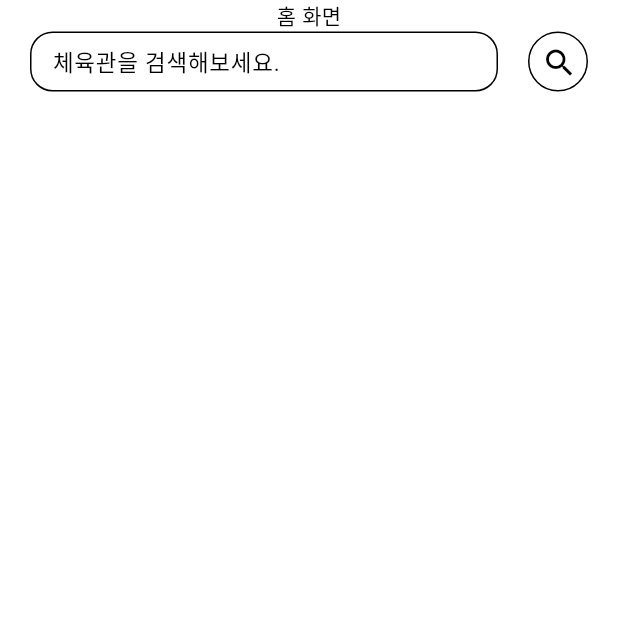
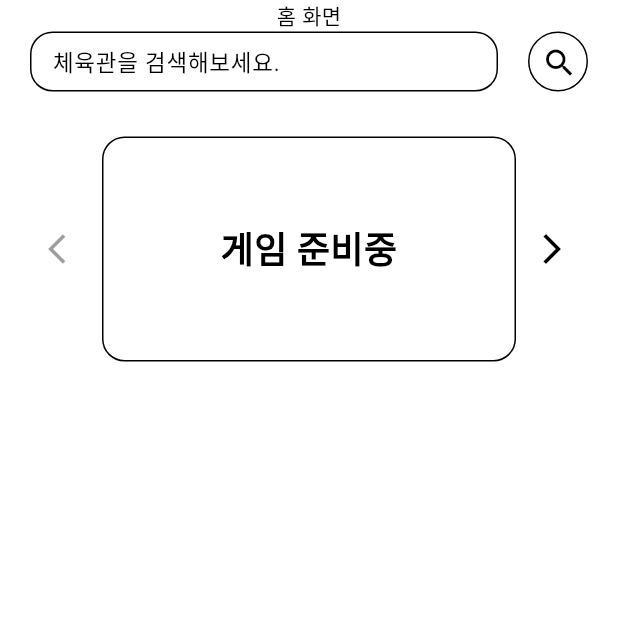
Before and after one commit to lee-giho/King_of_table_tennis_front, a Flutter app: the HomeScreen screen opened directly, on a phone screen of 412 x 824 dp, the top half of it. Run offline on Flutter 3.47's test engine with Material 3 defaults, Android fonts, the phone set to English and light mode, and no system bars; our stand-ins replace cookie_jar, dio, dio_cookie_manager, flutter_dotenv, flutter_secure_storage, fluttertoast and 2 more; missing offline and left inert: flutter_webrtc, stomp_dart_client; accounts and stored records are empty; network calls fail.

Commit message:
home 화면에서 가장 가까운 경기를 간단하게 볼 수 있도록 GamePreviewTile을 만듦 / 페이징을 통해 한 경기씩 넘겨가며 볼 수 있게 함 / PageResponse를 통해 DTO를 감싸서 백엔드에서 PageResponse로 오는 데이터를 처리함

```diff
--- a/lib/api/game_api.dart
+++ b/lib/api/game_api.dart
@@ -116,3 +116,21 @@ Future<http.Response> getGameDetailInfo(String gameInfoId) async {
 
   return response;
 }
+
+Future<http.Response> getGameDetailInfoByPage(int page, int size) async {
+  String? accessToken = await SecureStorage.getAccessToken();
+
+  // .env에서 서버 URL 가져오기
+  final apiAddress = Uri.parse("${dotenv.get("API_ADDRESS")}/api/game/detailInfo/latest/687fcc0773c25268cad7d768?page=$page&size=$size");
+  final headers = {
+    'Authorization': 'Bearer ${accessToken}',
+    'Content-Type': 'application/json'
+  };
+
+  final response = await http.get(
+    apiAddress,
+    headers: headers
+  );
+
+  return response;
+}
--- /dev/null
+++ b/lib/model/page_response.dart
@@ -0,0 +1,30 @@
+class PageResponse<T> {
+  final List<T> content;
+  final int totalPages;
+  final int totalElements;
+  final int pageNumber;
+  final int pageSize;
+
+  PageResponse({
+    required this.content,
+    required this.totalPages,
+    required this.totalElements,
+    required this.pageNumber,
+    required this.pageSize
+  });
+
+  factory PageResponse.fromJson(
+    Map<String, dynamic> json,
+    T Function(Map<String, dynamic>) fromJsonT
+  ) {
+    return PageResponse<T>(
+      content: (json['content'] as List<dynamic>)
+        .map((item) => fromJsonT(item as Map<String, dynamic>))
+        .toList(),
+      totalPages: json['totalPages'],
+      totalElements: json['totalElements'],
+      pageNumber: json['pageNumber'],
+      pageSize: json['pageSize']
+    );
+  }
+}
--- a/lib/screen/home_screen.dart
+++ b/lib/screen/home_screen.dart
@@ -1,5 +1,13 @@
+import 'dart:developer';
+
 import 'package:flutter/material.dart';
+import 'dart:convert';
+import 'package:king_of_table_tennis/api/game_api.dart';
+import 'package:king_of_table_tennis/model/game_detail_info_dto.dart';
+import 'package:king_of_table_tennis/model/page_response.dart';
 import 'package:king_of_table_tennis/screen/search_table_tennis_court_screen.dart';
+import 'package:king_of_table_tennis/util/apiRequest.dart';
+import 'package:king_of_table_tennis/widget/gamePreviewTile.dart';
 
 class HomeScreen extends StatefulWidget {
   const HomeScreen({super.key});
@@ -13,6 +21,40 @@ class _HomeScreenState extends State<HomeScreen> {
   var searchKeywordController = TextEditingController();
 
   FocusNode searchKeywordFocus = FocusNode();
+
+  int gamePage = 0;
+  int gamePageSize = 1;
+  int gameTotalPages = 0;
+
+  GameDetailInfoDTO? gameDetailInfoDTO;
+
+  @override
+  void initState() {
+    super.initState();
+
+    handleGetGameDetailInfoByPage(gamePage, gamePageSize);
+  }
+
+  void handleGetGameDetailInfoByPage(int page, int size) async {
+    final response = await apiRequest(() => getGameDetailInfoByPage(page, size), context);
+
+    if (response.statusCode == 200) {
+      final data = json.decode(response.body);
+      final pageResponse = PageResponse<GameDetailInfoDTO>.fromJson(
+        data,
+        (json) => GameDetailInfoDTO.fromJson(json)
+      );
+
+      setState(() {
+        gameDetailInfoDTO = pageResponse.content[0];
+        gameTotalPages = pageResponse.totalPages;
+      });
+
+      print(gameTotalPages);
+    } else {
+      log("경기 정보 가져오기 실패");
+    }
+  }
 
   @override
   Widget build(BuildContext context) {
@@ -28,7 +70,7 @@ class _HomeScreenState extends State<HomeScreen> {
             child: Column(
               children: [
                 Center(child: Text("홈 화면")),
-                Row(
+                Row( // 검색바
                   children: [
                     Expanded(
                       child: Container(
@@ -111,6 +153,34 @@ class _HomeScreenState extends State<HomeScreen> {
                       ),
                     )
                   ],
+                ),
+                SizedBox(height: 30),
+                Row(
+                  children: [
+                    IconButton(
+                      onPressed: gamePage == 0
+                        ? null
+                        : () {
+                            handleGetGameDetailInfoByPage(--gamePage, gamePageSize);
+                          },
+                      icon: Icon(
+                        Icons.arrow_back_ios
+                      )
+                    ),
+                    GamePreviewTile(
+                      gameDetailInfoDTO: gameDetailInfoDTO
+                    ),
+                    IconButton(
+                      onPressed: gamePage+1 == gameTotalPages
+                        ? null
+                        : () {
+                            handleGetGameDetailInfoByPage(++gamePage, gamePageSize);
+                          },
+                      icon: Icon(
+                        Icons.arrow_forward_ios
+                      )
+                    )
+                  ],
                 )
               ],
             ),
--- /dev/null
+++ b/lib/widget/gamePreviewTile.dart
@@ -0,0 +1,171 @@
+import 'dart:developer';
+
+import 'package:flutter/material.dart';
+import 'dart:convert';
+import 'package:king_of_table_tennis/api/game_api.dart';
+import 'package:king_of_table_tennis/enum/game_state.dart';
+import 'package:king_of_table_tennis/model/game_detail_info_dto.dart';
+import 'package:king_of_table_tennis/util/apiRequest.dart';
+import 'package:king_of_table_tennis/util/intl.dart';
+
+class GamePreviewTile extends StatefulWidget {
+  final GameDetailInfoDTO? gameDetailInfoDTO;
+  const GamePreviewTile({
+    super.key,
+    this.gameDetailInfoDTO
+  });
+
+  @override
+  State<GamePreviewTile> createState() => _GamePreviewTileState();
+}
+
+class _GamePreviewTileState extends State<GamePreviewTile> {
+
+  GameDetailInfoDTO? gameDetailInfo;
+
+  void handleGetGameDetailInfo(String gameInfoId) async {
+    final response = await apiRequest(() => getGameDetailInfo(gameInfoId), context);
+
+    if (response.statusCode == 200) {
+      final data = json.decode(response.body);
+
+      setState(() {
+        gameDetailInfo = GameDetailInfoDTO.fromJson(data);
+      });
+      print(gameDetailInfo!.gameState.state.toKorean);
+    } else {
+      log("경기 정보 가져오기 실패");
+    }
+  }
+
+  @override
+  Widget build(BuildContext context) {
+    return widget.gameDetailInfoDTO != null
+      ? Expanded(
+        child: Container(
+          padding: EdgeInsets.all(8),
+          decoration: BoxDecoration(
+            border: Border.all(color: Colors.black),
+            borderRadius: BorderRadius.circular(15),
+          ),
+          child: Column(
+            crossAxisAlignment: CrossAxisAlignment.center,
+            children: [
+              Row(
+                mainAxisAlignment: MainAxisAlignment.end,
+                children: [
+                  Icon(
+                    widget.gameDetailInfoDTO!.gameState.state == GameState.DOING
+                      ? Icons.cell_tower
+                      : null,
+                    color: Colors.red,
+                  ),
+                  SizedBox(width: 5),
+                  Text(
+                    widget.gameDetailInfoDTO!.gameState.state == GameState.DOING
+                      ? "LIVE"
+                      : "",
+                    style: TextStyle(
+                      fontWeight: FontWeight.bold,
+                      color: Colors.red
+                    ),
+                  ),
+                ],
+              ),
+              Container(
+                margin: EdgeInsets.symmetric(vertical: 20),
+                child: Row(
+                  mainAxisAlignment: MainAxisAlignment.spaceEvenly,
+                  children: [
+                    Expanded(
+                      child: Align(
+                        alignment: Alignment.center,
+                        child: Text(
+                          widget.gameDetailInfoDTO!.defenderInfo.nickName,
+                          style: TextStyle(
+                            fontSize: 20,
+                            fontWeight: FontWeight.bold
+                          ),
+                          overflow: TextOverflow.ellipsis,
+                          maxLines: 1,
+                          softWrap: false
+                        ),
+                      ),
+                    ),
+                    Padding(
+                      padding: const EdgeInsets.all(8.0),
+                      child: Text(
+                        "VS",
+                        style: TextStyle(
+                          fontSize: 16,
+                          fontWeight: FontWeight.bold
+                        ),
+                      ),
+                    ),
+                    Expanded(
+                      child: Align(
+                        alignment: Alignment.center,
+                        child: Text(
+                          widget.gameDetailInfoDTO!.challengerInfo.nickName,
+                          style: TextStyle(
+                            fontSize: 20,
+                            fontWeight: FontWeight.bold
+                          ),
+                          overflow: TextOverflow.ellipsis,
+                          maxLines: 1,
+                          softWrap: false
+                        ),
+                      ),
+                    )
+                  ],
+                ),
+              ),
+              Column(
+                children: [
+                  Row(
+                    children: [
+                      Icon(
+                        Icons.date_range
+                      ),
+                      Text(
+                        formatDateTime(widget.gameDetailInfoDTO!.gameInfo.gameDate)
+                      )
+                    ],
+                  ),
+                  Row(
+                    children: [
+                      Icon(
+                        Icons.location_on
+                      ),
+                      Text(
+                        widget.gameDetailInfoDTO!.gameInfo.place
+                      )
+                    ],
+                  ),
+                ],
+              )
+            ],
+          ),
+        ),
+      )
+    : Expanded(
+      child: Container(
+        padding: EdgeInsets.all(8),
+        decoration: BoxDecoration(
+          border: Border.all(color: Colors.black),
+          borderRadius: BorderRadius.circular(15)
+        ),
+        height: 150,
+        child: Center(
+          child: Text(
+            "게임 준비중",
+            style: TextStyle(
+              fontSize: 24,
+              fontWeight: FontWeight.bold
+            ),
+          ),
+        ),
+      ),
+    );
+  }
+}
--- a/lib/widget/tableTennisCourtTile.dart
+++ b/lib/widget/tableTennisCourtTile.dart
@@ -43,11 +43,13 @@ class _TableTennisCourtTileState extends State<TableTennisCourtTile> {
               Icon(
                 Icons.location_on
               ),
-              Text(
+              Expanded(
+                child: Text(
                   widget.tableTennisCourtDTO.address,
                   overflow: TextOverflow.ellipsis,
                   maxLines: 1,
                   softWrap: false,
+                ),
               ),
             ],
           ),
@@ -57,11 +59,13 @@ class _TableTennisCourtTileState extends State<TableTennisCourtTile> {
               Icon(
                 Icons.call
               ),
-              Text(
+              Expanded(
+                child: Text(
                   widget.tableTennisCourtDTO.phoneNumber,
                   overflow: TextOverflow.ellipsis,
                   maxLines: 1,
                   softWrap: false,
+                ),
               ),
             ],
           ),
```
Lines whose indentation alone changed are shown as unchanged.
